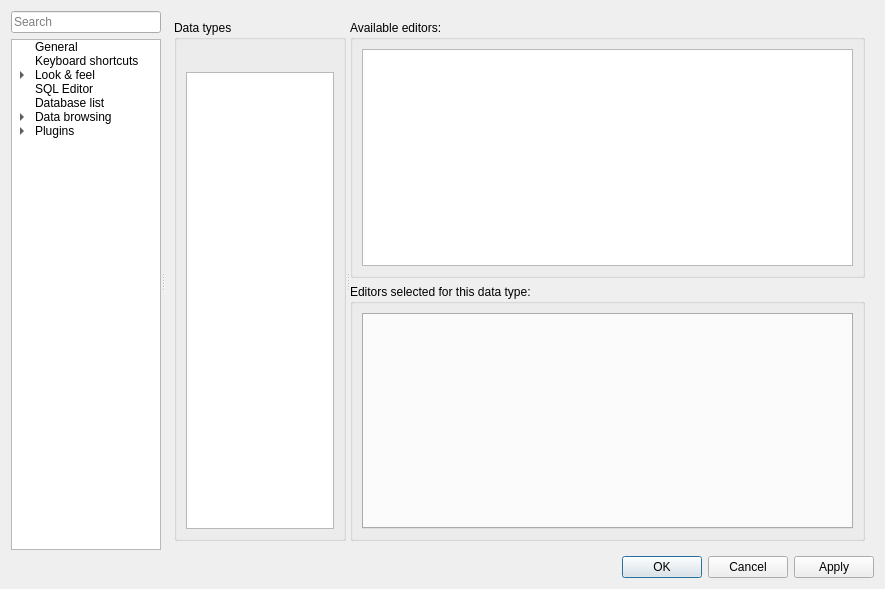
Qt form SQLiteStudio3/guiSQLiteStudio/dialogs/configdialog.ui (pawelsalawa/sqlitestudio) before a commit.
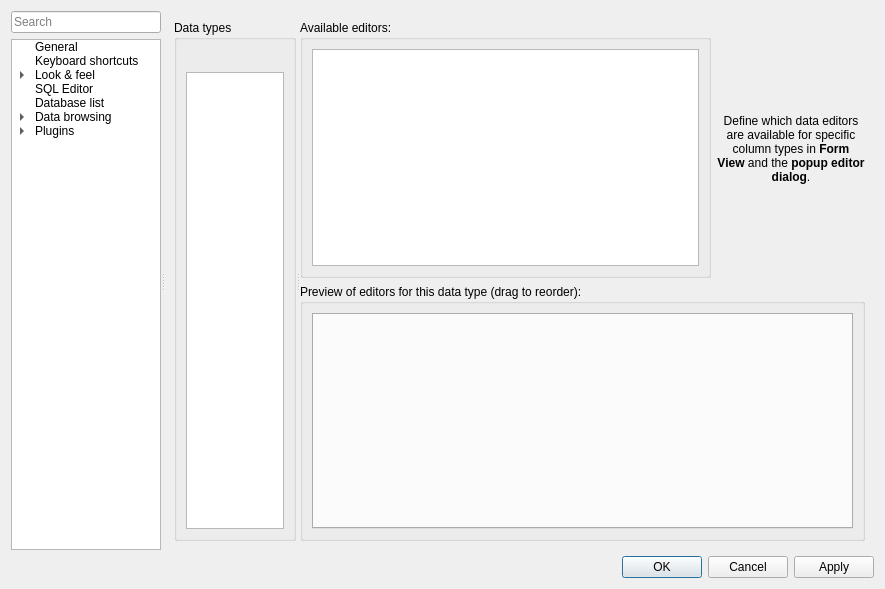
The same form after that commit. The open tabs and pages were chosen to show the change. Icons and pictures are not drawn. Custom widgets are drawn as their Qt base class.

Commit message: #3886 Configuration of renderes if implemented. Only actual rendering implementation is left.

What changed in the file:
```diff
--- a/SQLiteStudio3/guiSQLiteStudio/dialogs/configdialog.ui
+++ b/SQLiteStudio3/guiSQLiteStudio/dialogs/configdialog.ui
@@ -847,14 +847,45 @@
                 <number>0</number>
                </property>
                <item>
-                <widget class="QGroupBox" name="dataEditorsAvailableGroup">
-                 <property name="title">
-                  <string>Available editors:</string>
-                 </property>
-                 <layout class="QVBoxLayout" name="verticalLayout_26">
+                <widget class="QWidget" name="widget" native="true">
+                 <layout class="QHBoxLayout" name="horizontalLayout_4">
+                  <property name="leftMargin">
+                   <number>0</number>
+                  </property>
+                  <property name="topMargin">
+                   <number>0</number>
+                  </property>
+                  <property name="rightMargin">
+                   <number>0</number>
+                  </property>
+                  <property name="bottomMargin">
+                   <number>0</number>
+                  </property>
                   <item>
-                   <widget class="QListWidget" name="dataEditorsAvailableList">
-                    <property name="sortingEnabled">
+                   <widget class="QGroupBox" name="dataEditorsAvailableGroup">
+                    <property name="title">
+                     <string>Available editors:</string>
+                    </property>
+                    <layout class="QVBoxLayout" name="verticalLayout_26">
+                     <item>
+                      <widget class="QListWidget" name="dataEditorsAvailableList">
+                       <property name="sortingEnabled">
+                        <bool>true</bool>
+                       </property>
+                      </widget>
+                     </item>
+                    </layout>
+                   </widget>
+                  </item>
+                  <item>
+                   <widget class="QLabel" name="label_2">
+                    <property name="text">
+                     <string>&lt;html&gt;&lt;head/&gt;&lt;body&gt;&lt;p&gt;Define which data editors are available for specific column types in &lt;span style=&quot; font-weight:700;&quot;&gt;Form View&lt;/span&gt; and the &lt;span style=&quot; font-weight:700;&quot;&gt;popup editor dialog&lt;/span&gt;.&lt;/p&gt;&lt;/body&gt;&lt;/html&gt;</string>
+                    </property>
+                    <property name="alignment">
+                     <set>Qt::AlignmentFlag::AlignCenter</set>
+                    </property>
+                    <property name="wordWrap">
                      <bool>true</bool>
                     </property>
                    </widget>
@@ -865,7 +896,7 @@
                <item>
                 <widget class="QGroupBox" name="dataEditorsSelectedGroup">
                  <property name="title">
-                  <string>Editors selected for this data type:</string>
+                  <string>Preview of editors for this data type (drag to reorder):</string>
                  </property>
                  <layout class="QVBoxLayout" name="verticalLayout_27">
                   <item>
@@ -2739,6 +2770,11 @@
    <extends>QToolButton</extends>
    <header>common/booltoolbutton.h</header>
   </customwidget>
+  <customwidget>
+   <class>CellRendererTable</class>
+   <extends>QTableWidget</extends>
+   <header>configwidgets/cellrenderertable.h</header>
+  </customwidget>
  </customwidgets>
  <tabstops>
   <tabstop>categoriesFilter</tabstop>
```
Left out of the diff: 18 changed lines with no effect on the pictures. The commit also changes 28 other files.
